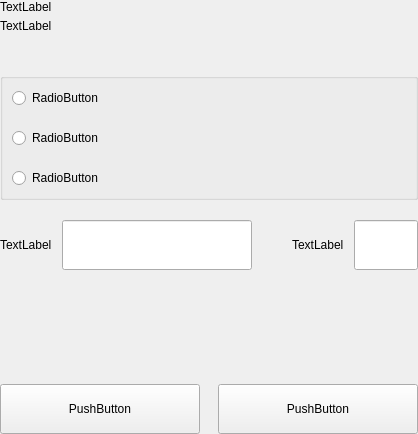
First picture: the form in src/qt/vitae/settings/forms/settingsnetworkwidget.ui, repository VitaeTeam/Vitae, before the edit.
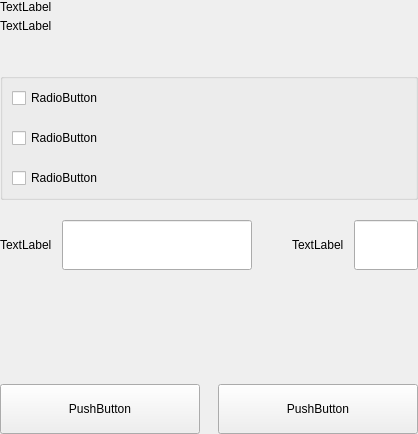
Second picture: the form after the edit.

Patch:
```diff
--- a/src/qt/vitae/settings/forms/settingsnetworkwidget.ui
+++ b/src/qt/vitae/settings/forms/settingsnetworkwidget.ui
@@ -106,21 +106,21 @@
             <number>20</number>
            </property>
            <item>
-            <widget class="QRadioButton" name="radioButtonMap">
+            <widget class="QCheckBox" name="checkBoxMap">
              <property name="text">
               <string>RadioButton</string>
              </property>
             </widget>
            </item>
            <item>
-            <widget class="QRadioButton" name="radioButtonAllow">
+            <widget class="QCheckBox" name="checkBoxAllow">
              <property name="text">
               <string>RadioButton</string>
              </property>
             </widget>
            </item>
            <item>
-            <widget class="QRadioButton" name="radioButtonConnect">
+            <widget class="QCheckBox" name="checkBoxConnect">
              <property name="text">
               <string>RadioButton</string>
              </property>
```
